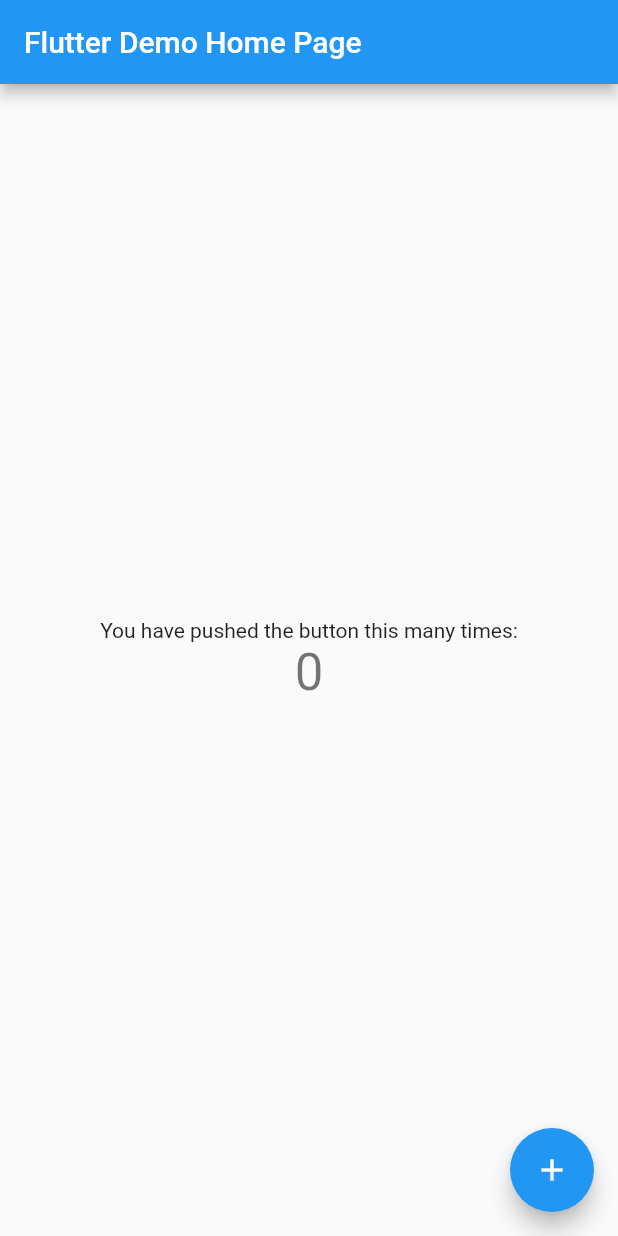
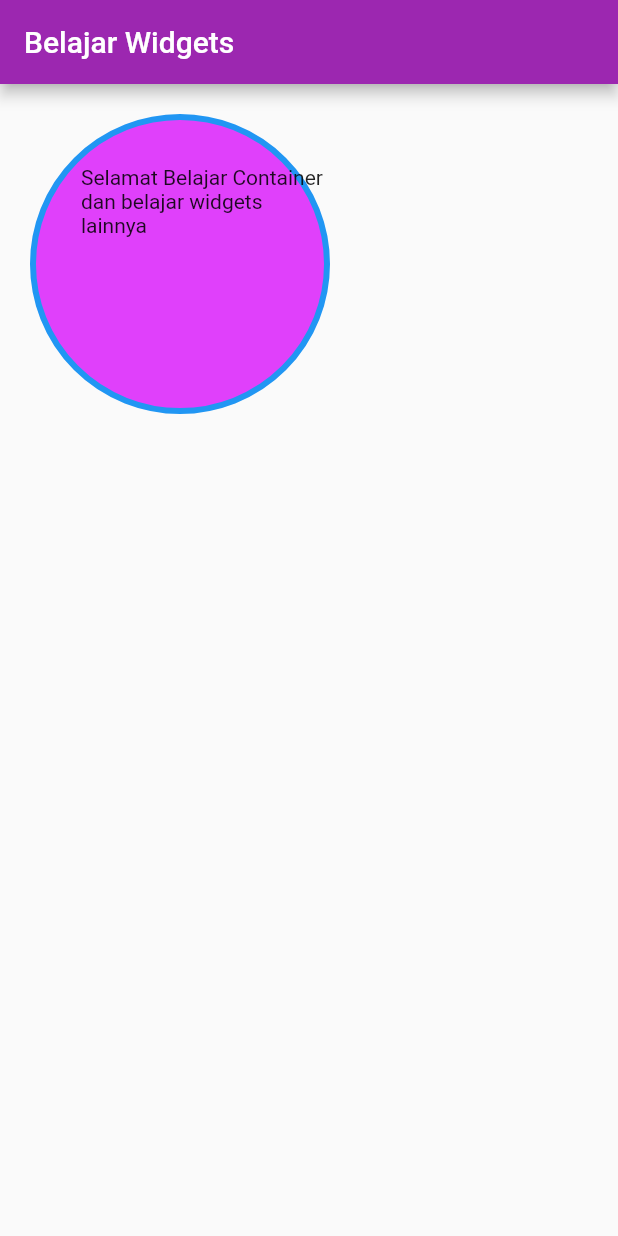
Before and after one commit to gantira/beginner-flutter, a Flutter app: the screen it shows after launch, on a phone screen of 412 x 824 dp. Run offline on Flutter 3.47's test engine with Material 2 defaults, Android fonts, the phone set to English and light mode, and no system bars.

Commit message:
Flutter Tutorial Container Widget Android | iOS #1

```diff
--- a/lib/main.dart
+++ b/lib/main.dart
@@ -1,3 +1,4 @@
+import 'package:beginner_flutter/widgets/sample_container.dart';
 import 'package:flutter/material.dart';
 
 void main() {
@@ -22,94 +23,23 @@
         // or simply save your changes to "hot reload" in a Flutter IDE).
         // Notice that the counter didn't reset back to zero; the application
         // is not restarted.
-        primarySwatch: Colors.blue,
+        primarySwatch: Colors.purple,
       ),
-      home: const MyHomePage(title: 'Flutter Demo Home Page'),
+      home: const MyHomePage(),
     );
   }
 }
 
-class MyHomePage extends StatefulWidget {
-  const MyHomePage({super.key, required this.title});
-
-  // This widget is the home page of your application. It is stateful, meaning
-  // that it has a State object (defined below) that contains fields that affect
-  // how it looks.
-
-  // This class is the configuration for the state. It holds the values (in this
-  // case the title) provided by the parent (in this case the App widget) and
-  // used by the build method of the State. Fields in a Widget subclass are
-  // always marked "final".
-
-  final String title;
-
-  @override
-  State<MyHomePage> createState() => _MyHomePageState();
-}
-
-class _MyHomePageState extends State<MyHomePage> {
-  int _counter = 0;
-
-  void _incrementCounter() {
-    setState(() {
-      // This call to setState tells the Flutter framework that something has
-      // changed in this State, which causes it to rerun the build method below
-      // so that the display can reflect the updated values. If we changed
-      // _counter without calling setState(), then the build method would not be
-      // called again, and so nothing would appear to happen.
-      _counter++;
-    });
-  }
+class MyHomePage extends StatelessWidget {
+  const MyHomePage({super.key});
 
   @override
   Widget build(BuildContext context) {
-    // This method is rerun every time setState is called, for instance as done
-    // by the _incrementCounter method above.
-    //
-    // The Flutter framework has been optimized to make rerunning build methods
-    // fast, so that you can just rebuild anything that needs updating rather
-    // than having to individually change instances of widgets.
     return Scaffold(
       appBar: AppBar(
-        // Here we take the value from the MyHomePage object that was created by
-        // the App.build method, and use it to set our appbar title.
-        title: Text(widget.title),
+        title: const Text('Belajar Widgets'),
       ),
-      body: Center(
-        // Center is a layout widget. It takes a single child and positions it
-        // in the middle of the parent.
-        child: Column(
-          // Column is also a layout widget. It takes a list of children and
-          // arranges them vertically. By default, it sizes itself to fit its
-          // children horizontally, and tries to be as tall as its parent.
-          //
-          // Invoke "debug painting" (press "p" in the console, choose the
-          // "Toggle Debug Paint" action from the Flutter Inspector in Android
-          // Studio, or the "Toggle Debug Paint" command in Visual Studio Code)
-          // to see the wireframe for each widget.
-          //
-          // Column has various properties to control how it sizes itself and
-          // how it positions its children. Here we use mainAxisAlignment to
-          // center the children vertically; the main axis here is the vertical
-          // axis because Columns are vertical (the cross axis would be
-          // horizontal).
-          mainAxisAlignment: MainAxisAlignment.center,
-          children: <Widget>[
-            const Text(
-              'You have pushed the button this many times:',
-            ),
-            Text(
-              '$_counter',
-              style: Theme.of(context).textTheme.headlineMedium,
-            ),
-          ],
-        ),
-      ),
-      floatingActionButton: FloatingActionButton(
-        onPressed: _incrementCounter,
-        tooltip: 'Increment',
-        child: const Icon(Icons.add),
-      ), // This trailing comma makes auto-formatting nicer for build methods.
+      body: const SampleContainer(),
     );
   }
 }
--- /dev/null
+++ b/lib/widgets/sample_container.dart
@@ -0,0 +1,27 @@
+import 'package:flutter/material.dart';
+
+class SampleContainer extends StatefulWidget {
+  const SampleContainer({super.key});
+
+  @override
+  State<SampleContainer> createState() => _SampleContainerState();
+}
+
+class _SampleContainerState extends State<SampleContainer> {
+  @override
+  Widget build(BuildContext context) {
+    return Container(
+      margin: const EdgeInsets.all(20),
+      padding: const EdgeInsets.only(left: 30, top: 30),
+      height: 200,
+      width: 200,
+      decoration: BoxDecoration(
+        color: Colors.purpleAccent,
+        border: Border.all(width: 4, color: Colors.blue),
+        borderRadius: BorderRadius.circular(100),
+      ),
+      child:
+          const Text('Selamat Belajar Container dan belajar widgets lainnya'),
+    );
+  }
+}
```
